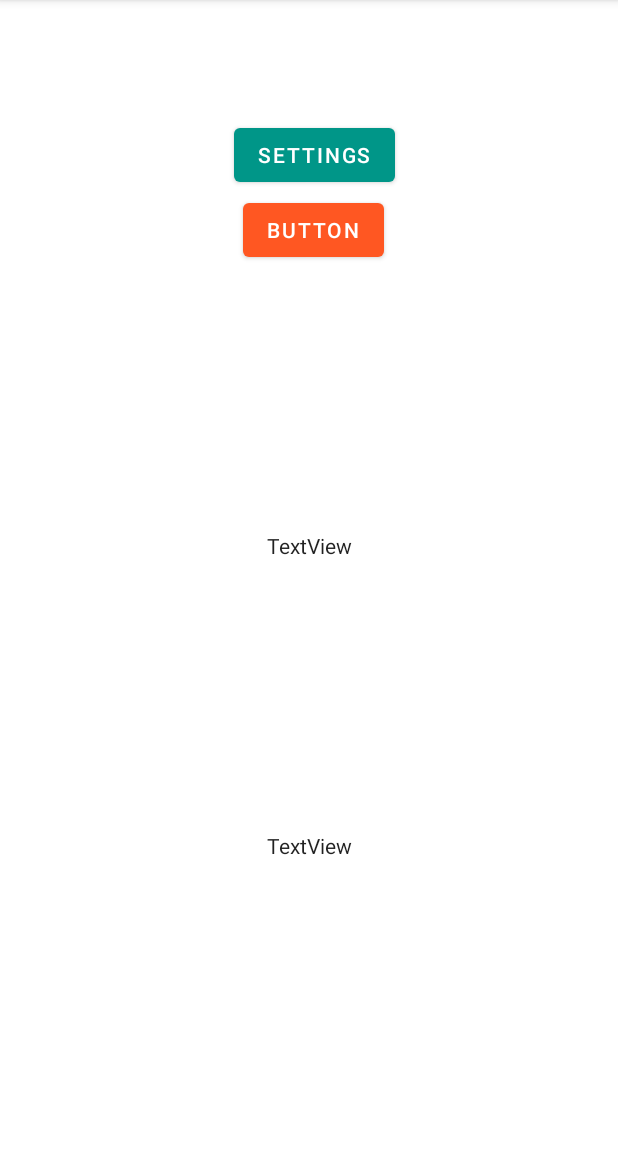
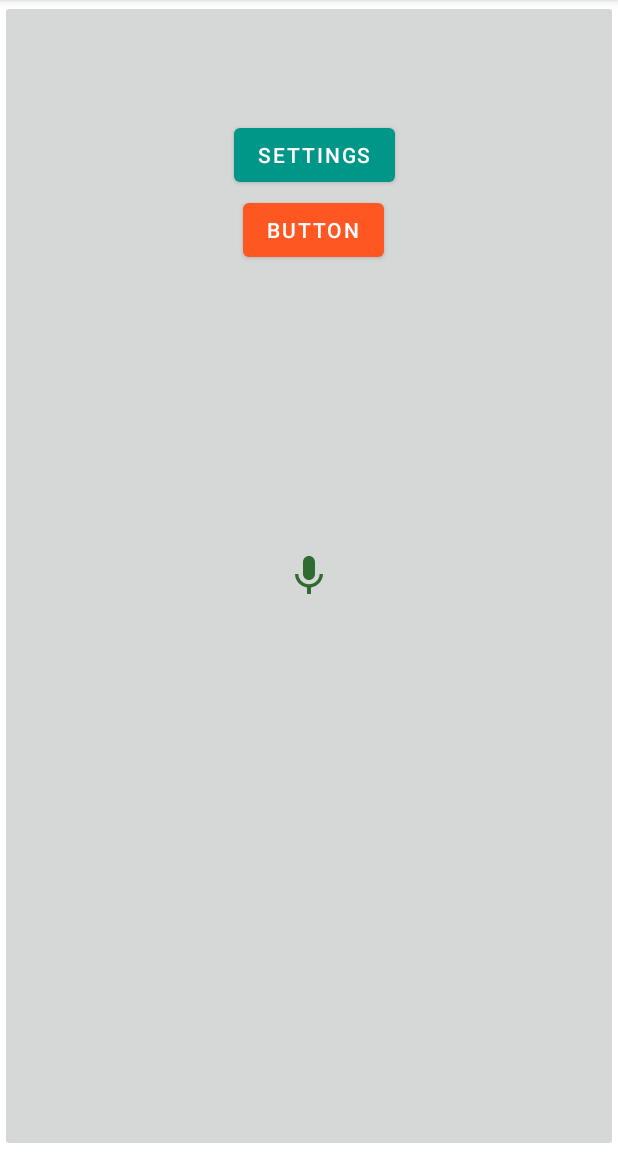
Before and after one commit to homedork-se2/Mocked-client, an Android app: the screen it shows after launch (MainActivity), on a phone screen of 412 x 824 dp, the part 84-1236 px from its top. Run offline under Robolectric (Android 15) with nearby library versions, the phone set to English and light mode, and no system bars.

Commit message:
Addition of voice to text on android (#26)
Co-authored-by: nahidalamgh <nahidalamgh@yahoo.com>

```diff
--- a/MockedClientApp/app/src/main/java/com/example/mockedclient/MainActivity.java
+++ b/MockedClientApp/app/src/main/java/com/example/mockedclient/MainActivity.java
@@ -1,18 +1,28 @@
 package com.example.mockedclient;
 
+import androidx.annotation.Nullable;
 import androidx.appcompat.app.AppCompatActivity;
 import androidx.appcompat.app.AppCompatDelegate;
 import androidx.fragment.app.FragmentManager;
 import androidx.preference.PreferenceManager;
 
+import android.content.ActivityNotFoundException;
 import android.content.Intent;
 import android.content.SharedPreferences;
 import android.os.Bundle;
+import android.speech.RecognizerIntent;
 import android.view.View;
 import android.widget.Button;
+import android.widget.ImageButton;
 import android.widget.TextView;
+import android.widget.Toast;
+
+import java.util.ArrayList;
 
 public class MainActivity extends AppCompatActivity {
+    private ImageButton btnSpeak;
+    private TextView tvText;
+    protected static final int RESULT_SPEECH= 1;
 
     @Override
     protected void onCreate(Bundle savedInstanceState) {
@@ -31,10 +41,42 @@ public class MainActivity extends AppCompatActivity {
         TextView text2 = findViewById(R.id.textView2);
         Button settingsButton = findViewById(R.id.settingsButton);
 
+        tvText = findViewById(R.id.tvText);
+        btnSpeak = findViewById(R.id.btnSpeak);
+        btnSpeak.setOnClickListener(new View.OnClickListener() {
+            @Override
+            public void onClick(View v) {
+                Intent intent = new Intent(RecognizerIntent.ACTION_RECOGNIZE_SPEECH);
+                intent.putExtra(RecognizerIntent.EXTRA_LANGUAGE_MODEL, RecognizerIntent.LANGUAGE_MODEL_FREE_FORM);
+                intent.putExtra(RecognizerIntent.EXTRA_LANGUAGE, "en-US");
+                try {
+                    startActivityForResult(intent, RESULT_SPEECH);
+                    tvText.setText("");
+                } catch (ActivityNotFoundException e) {
+                    Toast.makeText(getApplicationContext(), "Sorry current device doesn't support Speech to Text", Toast.LENGTH_SHORT).show();
+                    e.printStackTrace();
+                }
+            }
+        });
+
+
         settingsButton.setOnClickListener(v -> {
             // opening a new intent to open settings activity.
             Intent intent = new Intent(this, SettingsActivity.class);
             startActivity(intent);
         });
+
+    }
+    @Override
+    protected void onActivityResult(int requestCode, int resultCode, @Nullable Intent data) {
+        super.onActivityResult(requestCode, resultCode, data);
+        switch (requestCode){
+            case RESULT_SPEECH:
+                if(resultCode == RESULT_OK && data != null){
+                    ArrayList<String> text = data.getStringArrayListExtra(RecognizerIntent.EXTRA_RESULTS);
+                    tvText.setText(text.get(0));
+                }
+                break;
+        }
     }
 }
--- /dev/null
+++ b/MockedClientApp/app/src/main/res/drawable-v24/mic_recorder.xml
@@ -0,0 +1,5 @@
+<vector android:height="32dp" android:tint="#306C32"
+    android:viewportHeight="24" android:viewportWidth="24"
+    android:width="32dp" xmlns:android="http://schemas.android.com/apk/res/android">
+    <path android:fillColor="@android:color/white" android:pathData="M12,14c1.66,0 2.99,-1.34 2.99,-3L15,5c0,-1.66 -1.34,-3 -3,-3S9,3.34 9,5v6c0,1.66 1.34,3 3,3zM17.3,11c0,3 -2.54,5.1 -5.3,5.1S6.7,14 6.7,11L5,11c0,3.41 2.72,6.23 6,6.72L11,21h2v-3.28c3.28,-0.48 6,-3.3 6,-6.72h-1.7z"/>
+</vector>
--- a/MockedClientApp/app/src/main/res/layout/activity_main.xml
+++ b/MockedClientApp/app/src/main/res/layout/activity_main.xml
@@ -56,4 +56,21 @@
         android:layout_marginTop="79dp"
         android:text="Settings"
         app:backgroundTint="#009688" />
+
+    <TextView
+        android:id="@+id/tvText"
+        android:layout_width="match_parent"
+        android:layout_height="wrap_content"
+        android:layout_margin="16dp"
+        android:gravity="center_horizontal"
+        android:padding="8dp"
+        android:text="Press the button and speak"
+        android:textAlignment="center"
+        android:textColor="@color/black" />
+
+    <ImageButton
+        android:layout_width="match_parent"
+        android:layout_height="match_parent"
+        android:src="@drawable/mic_recorder"
+        android:id="@+id/btnSpeak"/>
 </RelativeLayout>
```
